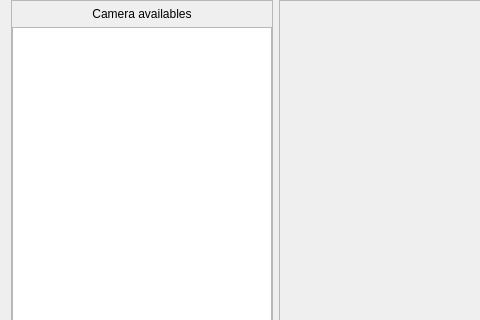
Old version of the form custom_widgets/live/Live.ui in the repository elmhadji/AccessController; both pictures show x 0 to 480 and y 0 to 320 of the 975 by 560 pixel window.
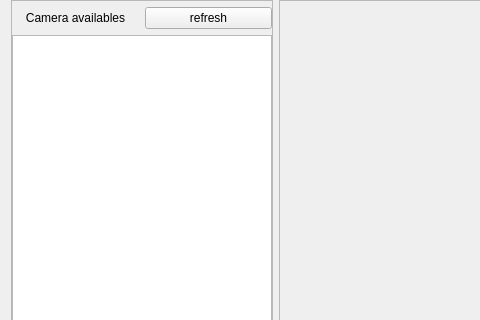
New version of the form. Icons and pictures are not drawn.

Commit message: -Add refresh button

```diff
--- a/custom_widgets/live/Live.ui
+++ b/custom_widgets/live/Live.ui
@@ -51,14 +51,29 @@
        <number>6</number>
       </property>
       <item>
+       <layout class="QHBoxLayout" name="horizontalLayout_3">
+        <item>
        <widget class="QLabel" name="label">
         <property name="text">
          <string>Camera availables</string>
         </property>
         <property name="alignment">
-         <set>Qt::AlignCenter</set>
-        </property>
-       </widget>
+           <set>Qt::AlignmentFlag::AlignCenter</set>
+          </property>
+         </widget>
+        </item>
+        <item>
+         <widget class="QPushButton" name="refreshCapturesButton">
+          <property name="text">
+           <string>refresh</string>
+          </property>
+          <property name="icon">
+           <iconset resource="../../resources/ui/resources.qrc">
+            <normaloff>:/icons/Icons/arrows-rotate-solid.svg</normaloff>:/icons/Icons/arrows-rotate-solid.svg</iconset>
+          </property>
+         </widget>
+        </item>
+       </layout>
       </item>
       <item>
        <widget class="QListWidget" name="cameraListWidget">
```
Left out of the diff: 22 changed lines with no effect on the pictures. Lines whose indentation alone changed are shown as unchanged. The commit also changes 1 other file.
